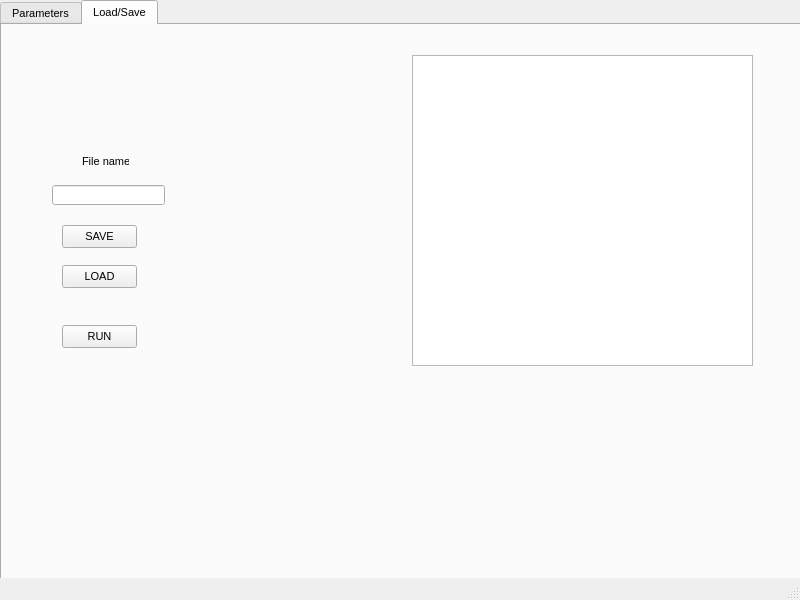
Before: the Qt Designer form GUI/command/Commandwindow.ui in chameau5050/Handling-Gro, drawn with Qt 5.
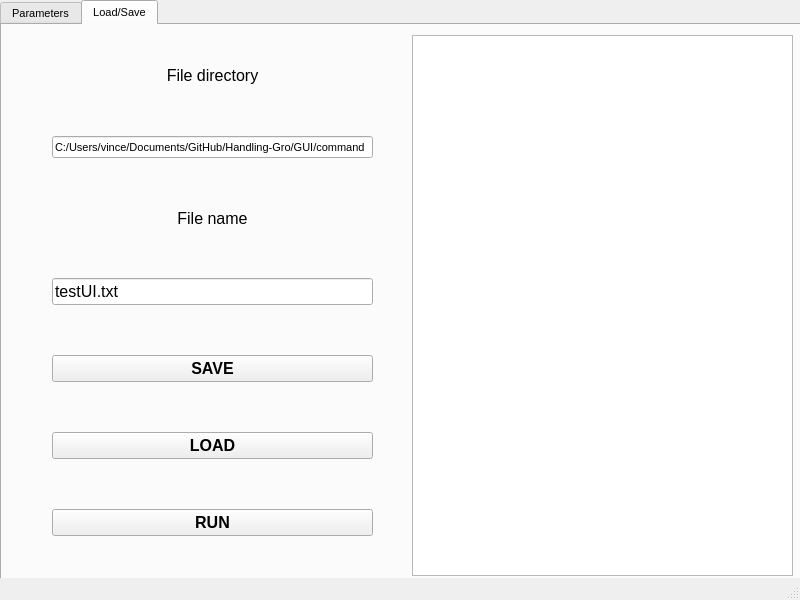
After: the same form once the commit is applied. The open tabs and pages were chosen to show the change. Icons and pictures are not drawn.

Commit message:
Added load/save/run file functions
- Added load file function
- Added save file function
- Added run file function (UNFINISHED)
- Added buttons in UI for new functions
- Added display of loaded file for display and editing
TO DO:
- For run file function, add code for opening and closing the gripper
- For run file function, be able to send message containing a float type payload

Patch:
```diff
--- a/GUI/command/Commandwindow.ui
+++ b/GUI/command/Commandwindow.ui
@@ -438,79 +438,141 @@
       <property name="geometry">
        <rect>
         <x>410</x>
-        <y>30</y>
-        <width>341</width>
-        <height>311</height>
+        <y>10</y>
+        <width>381</width>
+        <height>541</height>
        </rect>
       </property>
+      <property name="font">
+       <font>
+        <pointsize>12</pointsize>
+       </font>
+      </property>
+      <property name="lineWrapMode">
+       <enum>QPlainTextEdit::NoWrap</enum>
+      </property>
       <property name="plainText">
        <string/>
       </property>
      </widget>
-     <widget class="QLineEdit" name="progFileName">
+     <widget class="QWidget" name="verticalLayoutWidget">
       <property name="geometry">
        <rect>
         <x>50</x>
-        <y>160</y>
-        <width>113</width>
-        <height>20</height>
+        <y>40</y>
+        <width>321</width>
+        <height>471</height>
        </rect>
       </property>
-      <property name="text">
-       <string/>
-      </property>
-     </widget>
-     <widget class="QPushButton" name="saveFileB">
-      <property name="geometry">
-       <rect>
-        <x>60</x>
-        <y>200</y>
-        <width>75</width>
-        <height>23</height>
-       </rect>
-      </property>
-      <property name="text">
-       <string>SAVE</string>
-      </property>
-     </widget>
-     <widget class="QPushButton" name="loadFileB">
-      <property name="geometry">
-       <rect>
-        <x>60</x>
-        <y>240</y>
-        <width>75</width>
-        <height>23</height>
-       </rect>
-      </property>
-      <property name="text">
-       <string>LOAD</string>
-      </property>
-     </widget>
-     <widget class="QLabel" name="label_7">
-      <property name="geometry">
-       <rect>
-        <x>80</x>
-        <y>130</y>
-        <width>47</width>
-        <height>13</height>
-       </rect>
-      </property>
-      <property name="text">
-       <string>File name</string>
-      </property>
-     </widget>
-     <widget class="QPushButton" name="runFileB">
-      <property name="geometry">
-       <rect>
-        <x>60</x>
-        <y>300</y>
-        <width>75</width>
-        <height>23</height>
-       </rect>
-      </property>
-      <property name="text">
-       <string>RUN</string>
-      </property>
+      <layout class="QVBoxLayout" name="verticalLayout" stretch="0,0,0,0,0,0,0">
+       <property name="spacing">
+        <number>50</number>
+       </property>
+       <item>
+        <widget class="QLabel" name="label_8">
+         <property name="sizePolicy">
+          <sizepolicy hsizetype="Preferred" vsizetype="Preferred">
+           <horstretch>0</horstretch>
+           <verstretch>0</verstretch>
+          </sizepolicy>
+         </property>
+         <property name="font">
+          <font>
+           <pointsize>12</pointsize>
+          </font>
+         </property>
+         <property name="text">
+          <string>File directory</string>
+         </property>
+         <property name="alignment">
+          <set>Qt::AlignCenter</set>
+         </property>
+        </widget>
+       </item>
+       <item>
+        <widget class="QLineEdit" name="progFileDir">
+         <property name="font">
+          <font>
+           <pointsize>8</pointsize>
+          </font>
+         </property>
+         <property name="text">
+          <string>C:/Users/vince/Documents/GitHub/Handling-Gro/GUI/command</string>
+         </property>
+        </widget>
+       </item>
+       <item>
+        <widget class="QLabel" name="label_7">
+         <property name="font">
+          <font>
+           <pointsize>12</pointsize>
+           <weight>50</weight>
+           <bold>false</bold>
+          </font>
+         </property>
+         <property name="text">
+          <string>File name</string>
+         </property>
+         <property name="alignment">
+          <set>Qt::AlignCenter</set>
+         </property>
+        </widget>
+       </item>
+       <item>
+        <widget class="QLineEdit" name="progFileName">
+         <property name="font">
+          <font>
+           <pointsize>12</pointsize>
+          </font>
+         </property>
+         <property name="text">
+          <string>testUI.txt</string>
+         </property>
+        </widget>
+       </item>
+       <item>
+        <widget class="QPushButton" name="saveFileB">
+         <property name="font">
+          <font>
+           <pointsize>12</pointsize>
+           <weight>75</weight>
+           <bold>true</bold>
+          </font>
+         </property>
+         <property name="text">
+          <string>SAVE</string>
+         </property>
+        </widget>
+       </item>
+       <item>
+        <widget class="QPushButton" name="loadFileB">
+         <property name="font">
+          <font>
+           <pointsize>12</pointsize>
+           <weight>75</weight>
+           <bold>true</bold>
+          </font>
+         </property>
+         <property name="text">
+          <string>LOAD</string>
+         </property>
+        </widget>
+       </item>
+       <item>
+        <widget class="QPushButton" name="runFileB">
+         <property name="font">
+          <font>
+           <pointsize>12</pointsize>
+           <weight>75</weight>
+           <bold>true</bold>
+          </font>
+         </property>
+         <property name="text">
+          <string>RUN</string>
+         </property>
+        </widget>
+       </item>
+      </layout>
      </widget>
     </widget>
    </widget>
```
Left out of the diff: 14 changed lines with no effect on the pictures. The commit also changes 4 other files.
